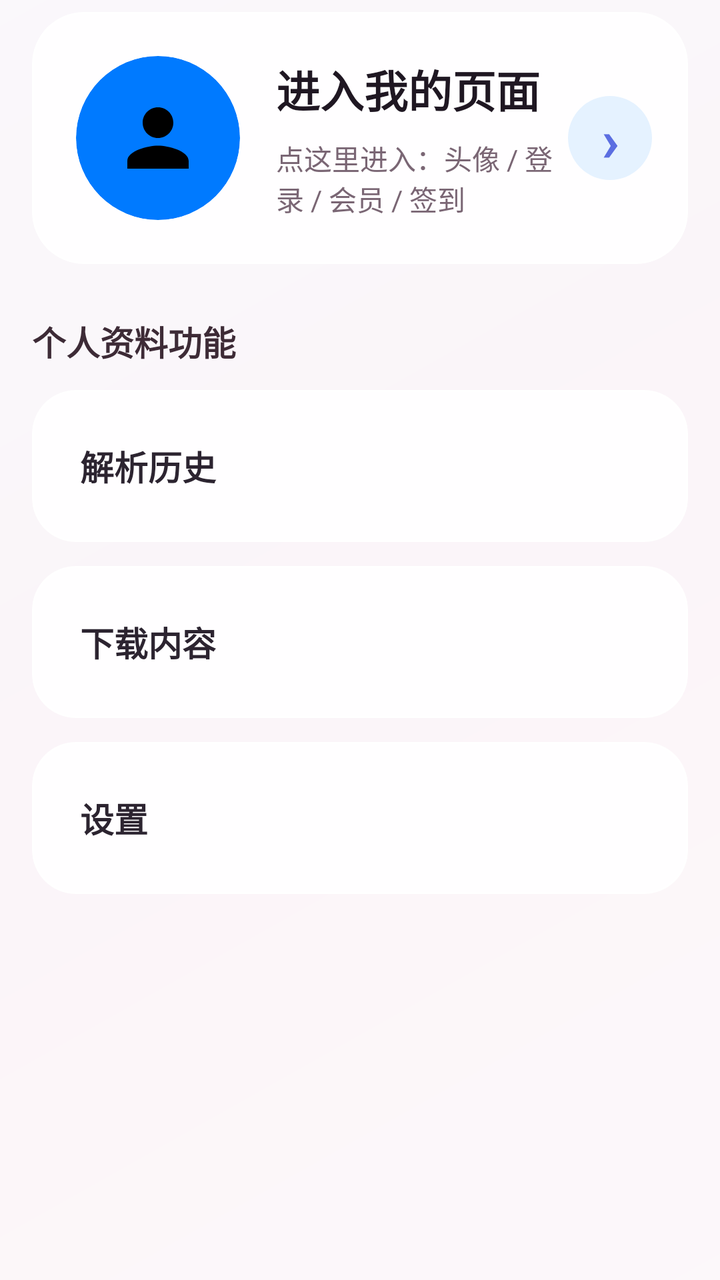
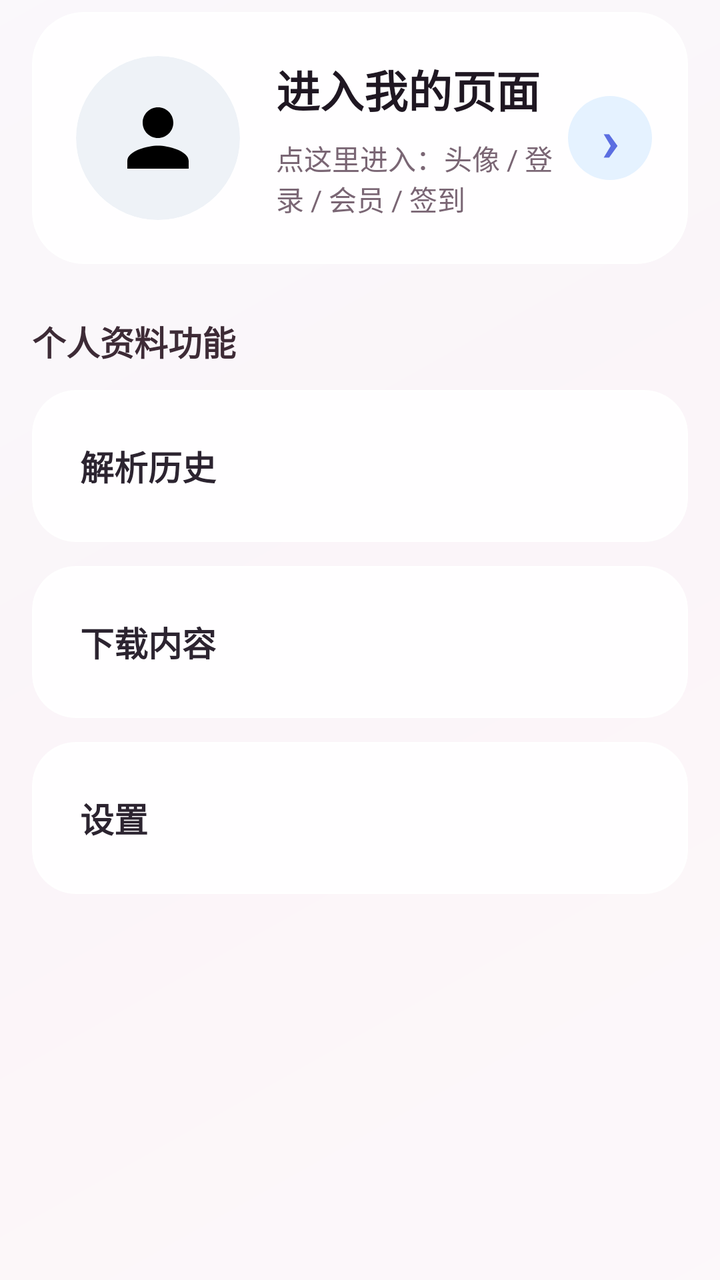

Before-and-after screenshots of an Android layout around one commit, followed by the original layout XML and the change that was made.
<!-- AndroidManifest.xml: application theme Theme.YunoTools -->
<!-- res/layout/activity_profile.xml -->
<?xml version="1.0" encoding="utf-8"?>
<FrameLayout xmlns:android="http://schemas.android.com/apk/res/android"
    xmlns:app="http://schemas.android.com/apk/res-auto"
    android:id="@+id/profileRoot"
    android:layout_width="match_parent"
    android:layout_height="match_parent"
    android:background="#F7EEF4">

    <ImageView
        android:layout_width="match_parent"
        android:layout_height="match_parent"
        android:alpha="0.28"
        android:scaleType="centerCrop"
        android:src="@drawable/bg_sakura" />

    <View
        android:layout_width="match_parent"
        android:layout_height="match_parent"
        android:background="#72FFFFFF" />

    <ScrollView
        android:layout_width="match_parent"
        android:layout_height="match_parent"
        android:clipToPadding="false"
        android:fillViewport="true"
        android:paddingStart="16dp"
        android:paddingEnd="16dp"
        android:paddingTop="6dp"
        android:paddingBottom="112dp">

        <LinearLayout
            android:layout_width="match_parent"
            android:layout_height="wrap_content"
            android:orientation="vertical">

            
            <com.google.android.material.card.MaterialCardView
                android:id="@+id/cardAvatarHeader"
                android:layout_width="match_parent"
                android:layout_height="126dp"
                android:layout_marginTop="0dp"
                android:foreground="?attr/selectableItemBackground"
                app:cardBackgroundColor="#EFFFFFFF"
                app:cardCornerRadius="26dp"
                app:cardElevation="0dp"
                app:strokeColor="#77FFFFFF"
                app:strokeWidth="1dp">

                <LinearLayout
                    android:layout_width="match_parent"
                    android:layout_height="match_parent"
                    android:gravity="center_vertical"
                    android:orientation="horizontal"
                    android:paddingStart="22dp"
                    android:paddingEnd="18dp">

                    <FrameLayout
                        android:layout_width="82dp"
                        android:layout_height="82dp"
                        android:background="@drawable/bg_circle_blue"
                        android:clipChildren="true"
                        android:clipToOutline="true"
                        android:clipToPadding="true">

                        <ImageView
                            android:id="@+id/ivProfileEntryAvatar"
                            android:layout_width="match_parent"
                            android:layout_height="match_parent"
                            android:layout_gravity="center"
                            android:padding="18dp"
                            android:scaleType="centerCrop"
                            android:src="@drawable/ic_profile" />

                        <androidx.media3.ui.PlayerView
                            android:id="@+id/pvProfileEntryAvatar"
                            android:layout_width="match_parent"
                            android:layout_height="match_parent"
                            android:layout_gravity="center"
                            android:visibility="gone"
                            app:resize_mode="zoom"
                            app:surface_type="texture_view"
                            app:use_controller="false" />
                    </FrameLayout>

                    <LinearLayout
                        android:layout_width="0dp"
                        android:layout_height="wrap_content"
                        android:layout_marginStart="18dp"
                        android:layout_weight="1"
                        android:orientation="vertical">

                        <TextView
                            android:id="@+id/tvProfileEntryTitle"
                            android:layout_width="wrap_content"
                            android:layout_height="wrap_content"
                            android:text="进入我的页面"
                            android:textColor="#1F1722"
                            android:textSize="22sp"
                            android:textStyle="bold" />

                        <TextView
                            android:id="@+id/tvProfileEntryHint"
                            android:layout_width="wrap_content"
                            android:layout_height="wrap_content"
                            android:layout_marginTop="8dp"
                            android:text="点这里进入：头像 / 登录 / 会员 / 签到"
                            android:textColor="#7A6674"
                            android:textSize="14sp" />
                    </LinearLayout>

                    <TextView
                        android:layout_width="42dp"
                        android:layout_height="42dp"
                        android:background="@drawable/bg_circle_blue_light"
                        android:gravity="center"
                        android:text="›"
                        android:textColor="#5B6EE1"
                        android:textSize="30sp"
                        android:textStyle="bold" />
                </LinearLayout>
            </com.google.android.material.card.MaterialCardView>

            <TextView
                android:layout_width="wrap_content"
                android:layout_height="wrap_content"
                android:layout_marginTop="26dp"
                android:layout_marginBottom="12dp"
                android:text="个人资料功能"
                android:textColor="#3D2B36"
                android:textSize="17sp"
                android:textStyle="bold" />

            <com.google.android.material.card.MaterialCardView
                android:id="@+id/cardParseHistory"
                android:layout_width="match_parent"
                android:layout_height="76dp"
                android:layout_marginBottom="12dp"
                android:foreground="?attr/selectableItemBackground"
                app:cardBackgroundColor="#EFFFFFFF"
                app:cardCornerRadius="22dp"
                app:cardElevation="0dp"
                app:strokeColor="#66FFFFFF"
                app:strokeWidth="1dp">
                <TextView android:layout_width="match_parent" android:layout_height="match_parent" android:gravity="center_vertical" android:paddingStart="24dp" android:text="解析历史" android:textColor="#2C2430" android:textSize="17sp" android:textStyle="bold" />
            </com.google.android.material.card.MaterialCardView>

            <com.google.android.material.card.MaterialCardView
                android:id="@+id/cardMusicDownloads"
                android:layout_width="match_parent"
                android:layout_height="76dp"
                android:layout_marginBottom="12dp"
                android:foreground="?attr/selectableItemBackground"
                app:cardBackgroundColor="#EFFFFFFF"
                app:cardCornerRadius="22dp"
                app:cardElevation="0dp"
                app:strokeColor="#66FFFFFF"
                app:strokeWidth="1dp">
                <TextView android:layout_width="match_parent" android:layout_height="match_parent" android:gravity="center_vertical" android:paddingStart="24dp" android:text="下载内容" android:textColor="#2C2430" android:textSize="17sp" android:textStyle="bold" />
            </com.google.android.material.card.MaterialCardView>

            <com.google.android.material.card.MaterialCardView
                android:id="@+id/cardSettings"
                android:layout_width="match_parent"
                android:layout_height="76dp"
                android:foreground="?attr/selectableItemBackground"
                app:cardBackgroundColor="#EFFFFFFF"
                app:cardCornerRadius="22dp"
                app:cardElevation="0dp"
                app:strokeColor="#66FFFFFF"
                app:strokeWidth="1dp">
                <TextView android:layout_width="match_parent" android:layout_height="match_parent" android:gravity="center_vertical" android:paddingStart="24dp" android:text="设置" android:textColor="#2C2430" android:textSize="17sp" android:textStyle="bold" />
            </com.google.android.material.card.MaterialCardView>
        </LinearLayout>
    </ScrollView>
</FrameLayout>
<!-- resources referenced by this layout -->
<resources>
  <!-- drawable bg_circle_blue (drawable) -->
  <?xml version="1.0" encoding="utf-8"?>
  <shape xmlns:android="http://schemas.android.com/apk/res/android"
      android:shape="oval">
      <solid android:color="#007AFF" />
  </shape>
  <!-- drawable bg_circle_blue_light (drawable) -->
  <?xml version="1.0" encoding="utf-8"?>
  <shape xmlns:android="http://schemas.android.com/apk/res/android"
      android:shape="oval">
      <solid android:color="#E5F2FF" />
  </shape>
  <!-- drawable bg_sakura (drawable) -->
  <?xml version="1.0" encoding="utf-8"?>
  <shape xmlns:android="http://schemas.android.com/apk/res/android">
      <gradient
          android:angle="135"
          android:startColor="#FFF6FA"
          android:centerColor="#F7E6EF"
          android:endColor="#EEF6FF" />
  </shape>
  <!-- drawable ic_profile (drawable) -->
  <vector xmlns:android="http://schemas.android.com/apk/res/android"
      android:width="24dp"
      android:height="24dp"
      android:viewportWidth="24"
      android:viewportHeight="24">
      <path
          android:fillColor="#000000"
          android:pathData="M12,12c2.21,0 4,-1.79 4,-4s-1.79,-4 -4,-4 -4,1.79 -4,4 1.79,4 4,4zM12,14c-2.67,0 -8,1.34 -8,4v2h16v-2c0,-2.66 -5.33,-4 -8,-4z" />
  </vector>
  <style name="Theme.YunoTools" parent="Theme.Material3.Light.NoActionBar">
          <item name="colorPrimary">@color/primary</item>
          <item name="colorPrimaryDark">@color/primary_dark</item>
          <item name="colorAccent">@color/accent</item>
          <item name="android:statusBarColor">#F2F2F7</item>
          <item name="android:windowLightStatusBar">true</item>
          <item name="android:navigationBarColor">@android:color/white</item>
          <item name="android:windowLightNavigationBar">true</item>
      </style>
  <color name="primary">#007AFF</color>
  <color name="primary_dark">#0062CC</color>
  <color name="accent">#34C759</color>
</resources>

<!-- the commit's change to res/layout/activity_profile.xml (unified diff, before → after) -->
@@ -57,7 +57,7 @@
                     <FrameLayout
                         android:layout_width="82dp"
                         android:layout_height="82dp"
-                        android:background="@drawable/bg_circle_blue"
+                        android:background="@drawable/bg_circle_avatar_neutral"
                         android:clipChildren="true"
                         android:clipToOutline="true"
                         android:clipToPadding="true">
<!-- resource entries referenced after the edit -->
@@ -1,10 +1,10 @@
 <!-- resources referenced by this layout -->
 <resources>
-  <!-- drawable bg_circle_blue (drawable) -->
+  <!-- drawable bg_circle_avatar_neutral (drawable) -->
   <?xml version="1.0" encoding="utf-8"?>
   <shape xmlns:android="http://schemas.android.com/apk/res/android"
       android:shape="oval">
-      <solid android:color="#007AFF" />
+      <solid android:color="#EEF2F7" />
   </shape>
   <!-- drawable bg_circle_blue_light (drawable) -->
   <?xml version="1.0" encoding="utf-8"?>
